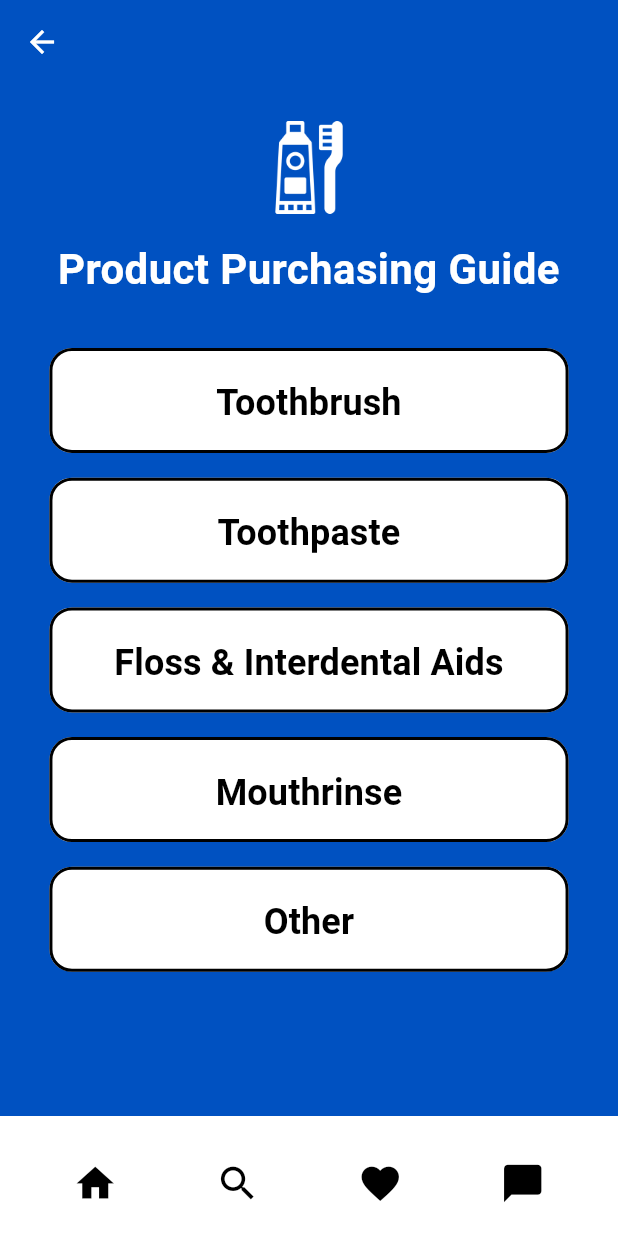
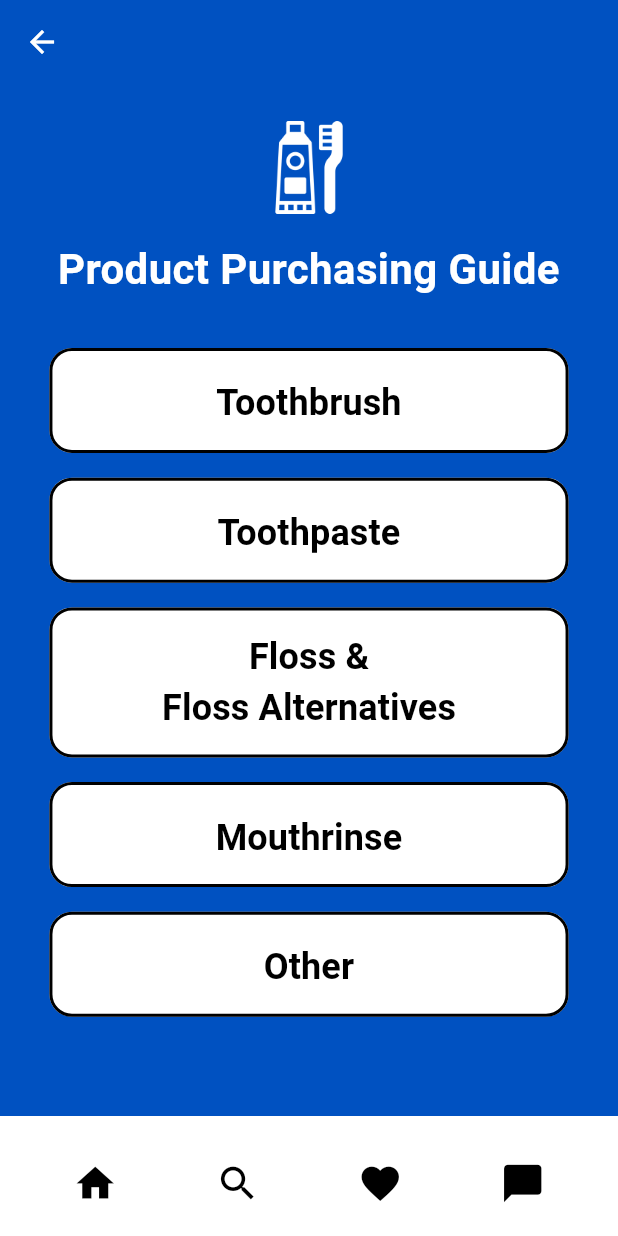
Before and after one commit to rileymck/BrightBite, a Flutter app: the ProductGuide screen opened directly, on a phone screen of 412 x 824 dp. Run offline on Flutter 3.47's test engine with Material 3 defaults, Android fonts, the phone set to English and light mode, and no system bars; our stand-ins replace hive, hive_flutter, youtube_player_flutter; accounts and stored records are empty; Roboto replaces fonts that are missing (Source Serif Pro).

Commit message:
Update README with comprehensive documentation and add image assets as well as minor button adjustments to the product purchasing guide landing page.

```diff
--- a/lib/product_guide.dart
+++ b/lib/product_guide.dart
@@ -14,9 +14,11 @@ class ProductGuide extends StatelessWidget {
 
   @override
   Widget build(BuildContext context) {
+    // Get screen dimensions to make the UI responsive
     final screenSize = MediaQuery.of(context).size;
     final width = screenSize.width;
     final height = screenSize.height;
+    // Check if device is a tablet based on width
     final isTablet = width > 600;
 
     return Scaffold(
@@ -36,7 +38,7 @@ class ProductGuide extends StatelessWidget {
         ),
       ),
       backgroundColor: const Color(0xFF0051C1),
-      bottomNavigationBar: const BottomNavBar(), // ✅ Only one nav bar kept
+      bottomNavigationBar: const BottomNavBar(), // Only one nav bar kept
       body: SafeArea(
         bottom: false,
         child: Column(
@@ -45,13 +47,17 @@ class ProductGuide extends StatelessWidget {
               child: SingleChildScrollView(
                 child: Padding(
                   padding: EdgeInsets.symmetric(
+                    // Responsive horizontal padding
                     horizontal: isTablet ? width * 0.15 : width * 0.08,
                   ),
                   child: Column(
                     mainAxisAlignment: MainAxisAlignment.center,
                     crossAxisAlignment: CrossAxisAlignment.center,
                     children: [
-                      SizedBox(height: isTablet ? height * 0.08 : height * 0.03),
+                      // Space at the top of the screen
+                      SizedBox(
+                          height: isTablet ? height * 0.08 : height * 0.03),
+                      // Logo/icon at the top
                       Image.asset(
                         'assets/images/toothbrush_toothpaste_icon.png',
                         width: min(width * 0.15, 120),
@@ -59,6 +65,7 @@ class ProductGuide extends StatelessWidget {
                         color: Colors.white,
                       ),
                       SizedBox(height: height * 0.02),
+                      // Main title
                       Text(
                         'Product Purchasing Guide',
                         textAlign: TextAlign.center,
@@ -69,19 +76,26 @@ class ProductGuide extends StatelessWidget {
                           fontFamily: 'Source Serif Pro',
                         ),
                       ),
-                      SizedBox(height: isTablet ? height * 0.05 : height * 0.04),
-                      _buildMenuButton(context, 'Toothbrush', isTablet, const ToothbrushPage()),
+                      // Spacing before menu buttons
+                      SizedBox(
+                          height: isTablet ? height * 0.05 : height * 0.04),
+                      // Menu buttons for different categories
+                      _buildMenuButton(context, 'Toothbrush', isTablet,
+                          const ToothbrushPage()),
                       SizedBox(height: height * 0.02),
-                      _buildMenuButton(context, 'Toothpaste', isTablet, const ToothpasteGuidePage()),
+                      _buildMenuButton(context, 'Toothpaste', isTablet,
+                          const ToothpasteGuidePage()),
                       SizedBox(height: height * 0.02),
-                      _buildMenuButton(
-                        context,
-                        'Floss & Interdental Aids',
-                        isTablet, const FlossAlternativesPage()),
+                      // Special handling for the floss button to ensure two lines
+                      _buildFlossButton(
+                          context, isTablet, const FlossAlternativesPage()),
                       SizedBox(height: height * 0.02),
-                      _buildMenuButton(context, 'Mouthrinse', isTablet, const MouthrinsePage()),
+                      _buildMenuButton(context, 'Mouthrinse', isTablet,
+                          const MouthrinsePage()),
                       SizedBox(height: height * 0.02),
-                      _buildMenuButton(context, 'Other', isTablet, const OtherProductsPage()),
+                      _buildMenuButton(context, 'Other', isTablet,
+                          const OtherProductsPage()),
+                      // Extra space at the bottom
                       SizedBox(height: height * 0.15),
                     ],
                   ),
@@ -94,6 +108,66 @@ class ProductGuide extends StatelessWidget {
     );
   }
 
+  // Special method just for the floss button to ensure two-line layout
+  Widget _buildFlossButton(
+    BuildContext context,
+    bool isTablet,
+    Widget page,
+  ) {
+    // Calculate button height
+    double buttonHeight = isTablet ? 120 : 100;
+
+    return SizedBox(
+      width: double.infinity,
+      height: buttonHeight,
+      child: ElevatedButton(
+        style: ElevatedButton.styleFrom(
+          backgroundColor: Colors.white,
+          padding: EdgeInsets.symmetric(
+            vertical: isTablet ? 20 : 15,
+            horizontal: 15,
+          ),
+          shape: RoundedRectangleBorder(
+            borderRadius: BorderRadius.circular(isTablet ? 20 : 15),
+            side: BorderSide(color: Colors.black, width: isTablet ? 3 : 2),
+          ),
+          elevation: 0,
+        ),
+        onPressed: () {
+          debugPrint('Floss & Floss Alternatives button pressed');
+          Navigator.push(
+            context,
+            MaterialPageRoute(builder: (context) => page),
+          );
+        },
+        child: Column(
+          mainAxisAlignment: MainAxisAlignment.center,
+          children: [
+            Text(
+              'Floss &',
+              style: TextStyle(
+                color: Colors.black,
+                fontSize: isTablet ? 30 : 24,
+                fontWeight: FontWeight.bold,
+                fontFamily: 'Source Serif Pro',
+              ),
+            ),
+            Text(
+              'Floss Alternatives',
+              style: TextStyle(
+                color: Colors.black,
+                fontSize: isTablet ? 30 : 24,
+                fontWeight: FontWeight.bold,
+                fontFamily: 'Source Serif Pro',
+              ),
+            ),
+          ],
+        ),
+      ),
+    );
+  }
+
+  // Helper method to build consistent menu buttons for other options
   Widget _buildMenuButton(
     BuildContext context,
     String title,
@@ -101,7 +175,9 @@ class ProductGuide extends StatelessWidget {
     Widget? page, {
     bool multiline = false,
   }) {
-    double buttonHeight = multiline ? (isTablet ? 100 : 90) : (isTablet ? 80 : 70);
+    // Calculate button height based on device type
+    double buttonHeight =
+        multiline ? (isTablet ? 100 : 90) : (isTablet ? 80 : 70);
 
     return SizedBox(
       width: double.infinity,
```
Also changed, not shown: pubspec.yaml (+10 -0 lines), assets/images/dental_treatment_screen.png (added), assets/images/favorites_screen.png (added), assets/images/how_to_brush_screen.png (added), assets/images/main_page_screen.png (added), assets/images/manual_toothbrush_product_screen.png (added), assets/images/oral_hygiene_screen.png (added), assets/images/product_guide_screen.png (added), assets/images/smile_academy_screen.png (added), assets/images/video_screen.png (added), 2 other files.
